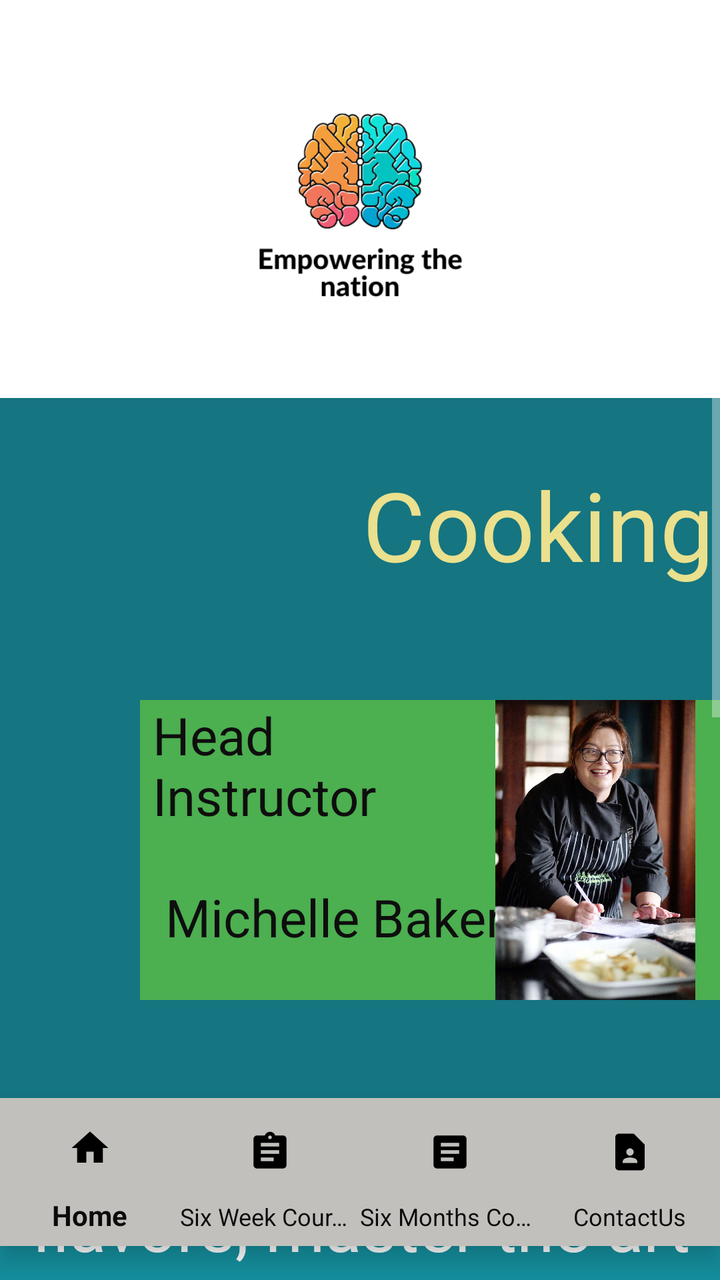
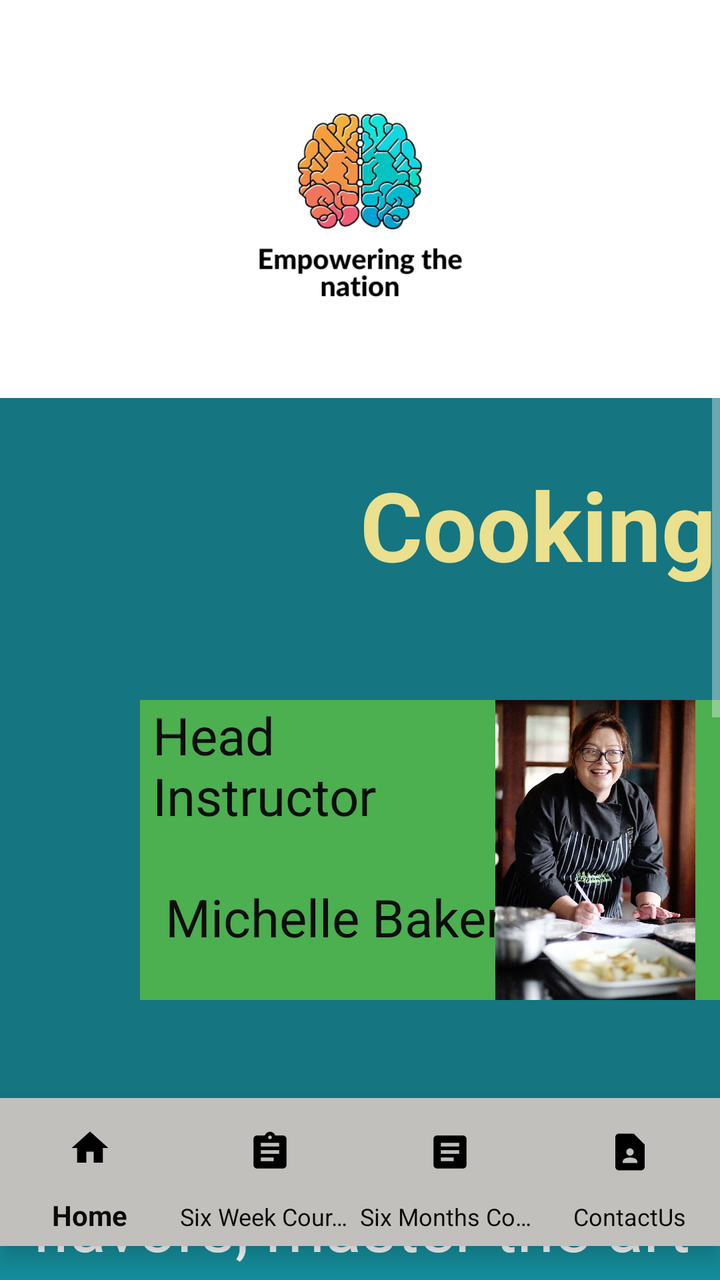

An Android layout rendered at two revisions. The XML below is the earlier revision; the diff shows what the commit changed to produce the second picture.
<!-- AndroidManifest.xml: application theme Theme.AppCompat -->
<!-- res/layout/activity_cooking.xml -->
<?xml version="1.0" encoding="utf-8"?>
<RelativeLayout xmlns:android="http://schemas.android.com/apk/res/android"
    xmlns:app="http://schemas.android.com/apk/res-auto"
    xmlns:tools="http://schemas.android.com/tools"
    android:layout_width="match_parent"
    android:layout_height="match_parent"
    android:background="#FFFFFF"
    tools:context=".Cooking">


    <ScrollView
        android:id="@+id/scrollView2"
        android:layout_width="match_parent"
        android:layout_height="match_parent"
        android:background="#97E4E9"
        android:fillViewport="true"
        app:layout_constraintBottom_toBottomOf="parent"
        app:layout_constraintEnd_toEndOf="parent"
        app:layout_constraintHorizontal_bias="0.0"
        app:layout_constraintStart_toStartOf="parent"
        app:layout_constraintTop_toTopOf="parent"
        app:layout_constraintVertical_bias="1.0">

        <FrameLayout
            android:id="@+id/container"
            android:layout_width="match_parent"
            android:layout_height="match_parent"
            android:background="#157581">


            <ImageView
                android:id="@+id/imageViewL3"
                android:layout_width="match_parent"
                android:layout_height="199dp"
                android:layout_gravity="top"
                android:background="#FFFFFF"
                android:contentDescription="TODO"
                app:srcCompat="@drawable/thumbnail_img_7280" />

            <TextView
                android:id="@+id/textViewCooking"
                android:layout_width="394dp"
                android:layout_height="114dp"
                android:layout_marginTop="230dp"
                android:text="            Cooking"
                android:textAlignment="center"
                android:textColor="#EAE08D"
                android:textSize="48sp" />

            <TextView
                android:id="@+id/textViewText1"
                android:layout_width="wrap_content"
                android:layout_height="195dp"
                android:layout_marginTop="550dp"
                android:background="#15909F"
                android:text="Explore a world of flavors, master the art of cooking nutritious meals, and enhance your culinary skills."
                android:textAlignment="center"
                android:textColor="#FFFFFF"
                android:textSize="34sp" />

            <ImageView
                android:id="@+id/imageViewCooking"
                android:layout_width="257dp"
                android:layout_height="180dp"
                android:layout_marginLeft="100dp"
                android:layout_marginTop="750dp"
                app:srcCompat="@drawable/mealprep" />

            <TextView
                android:id="@+id/textViewText2"
                android:layout_width="340dp"
                android:layout_height="150dp"
                android:layout_marginLeft="70dp"
                android:layout_marginTop="350dp"
                android:background="#4CAF50"
                android:text=" Head\n Instructor \n \n  Michelle Baker"
                android:textAlignment="textStart"
                android:textColor="#0E0E0E"
                android:textSize="26sp" />

            <ImageView
                android:id="@+id/imageViewMichelle"
                android:layout_width="wrap_content"
                android:layout_height="150dp"
                android:layout_marginLeft="235dp"
                android:layout_marginTop="350dp"
                app:srcCompat="@drawable/michelle_baker_chef1_" />

            <TextView
                android:id="@+id/textViewText3"
                android:layout_width="match_parent"
                android:layout_height="wrap_content"
                android:layout_marginTop="950dp"
                android:background="#15909F"
                android:text="Fees: \nR750"
                android:textAlignment="center"
                android:textColor="#FFFFFF"
                android:textSize="32sp" />

            <Button
                android:id="@+id/buttonBookNow"
                android:layout_width="234dp"
                android:layout_height="92dp"
                android:layout_marginLeft="90dp"
                android:layout_marginTop="1050dp"
                android:text="Book Now!"
                android:textColor="#4CAF50"
                android:textSize="24sp" />


        </FrameLayout>
    </ScrollView>

    <com.google.android.material.bottomnavigation.BottomNavigationView
        android:id="@+id/bottomNav"
        android:layout_width="match_parent"
        android:layout_height="74dp"
        android:layout_alignParentBottom="true"
        android:layout_marginBottom="17dp"
        android:background="#c2c0bc"
        android:scrollIndicators="left"
        app:itemIconSize="38dp"
        app:itemIconTint="@color/black"
        app:itemTextColor="#0C0B0B"
        app:labelVisibilityMode="labeled"
        app:layout_constraintBottom_toBottomOf="parent"
        app:layout_constraintEnd_toEndOf="parent"
        app:layout_constraintHorizontal_bias="0.5"
        app:layout_constraintStart_toStartOf="parent"
        app:menu="@menu/nav_menu" />
</RelativeLayout>
<!-- resources referenced by this layout -->
<resources>
  <color name="black">#FF000000</color>
  <!-- drawable mealprep: jpg bitmap (drawable, 148352 bytes) -->
  <!-- drawable michelle_baker_chef1_: jpg bitmap (drawable, 149264 bytes) -->
  <!-- drawable thumbnail_img_7280: jpg bitmap (drawable, 73812 bytes) -->
</resources>

<!-- the commit's change to res/layout/activity_cooking.xml (unified diff, before → after) -->
@@ -45,7 +45,8 @@
                 android:text="            Cooking"
                 android:textAlignment="center"
                 android:textColor="#EAE08D"
-                android:textSize="48sp" />
+                android:textSize="48sp"
+                android:textStyle="bold" />
 
             <TextView
                 android:id="@+id/textViewText1"
